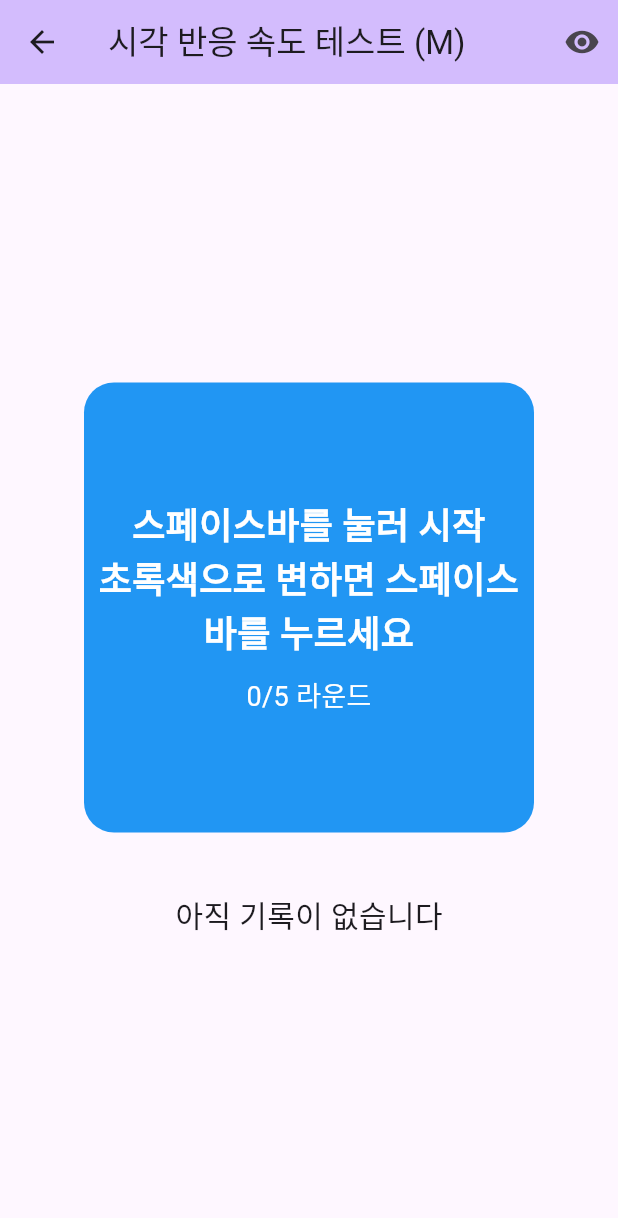
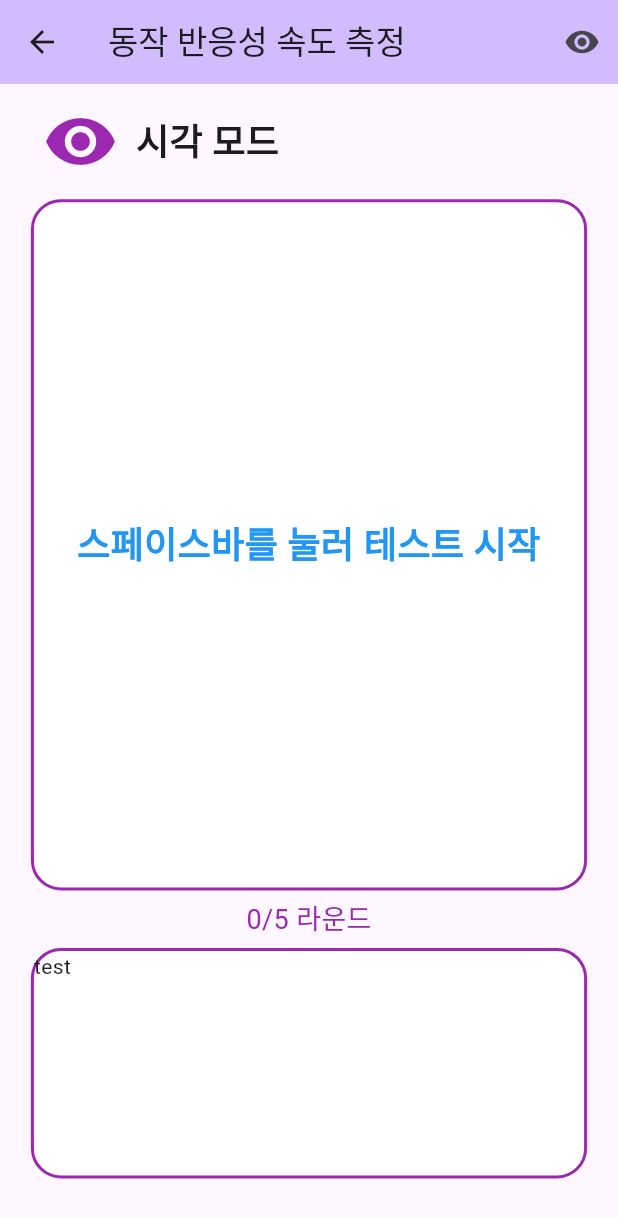
Before and after one commit to dialer77/flutter_application_chrono_metrics, a Flutter app: the screen it shows after launch, after a tap on "동작 반응성 속도 측정", on a phone screen of 412 x 824 dp. Shown: the top 1218 px of the screen. Run offline on Flutter 3.47's test engine with Material 3 defaults, Android fonts, the phone set to English and light mode, and no system bars; our stand-ins replace just_audio; missing offline and left inert: window_manager.

Commit message:
오디오 플레이어 오류 수정 라이브러리 변경

```diff
--- a/lib/main.dart
+++ b/lib/main.dart
@@ -8,8 +8,8 @@ void main() async {
   WidgetsFlutterBinding.ensureInitialized();
   if (Platform.isWindows) {
     await windowManager.ensureInitialized();
-    WindowManager.instance.setMinimumSize(const Size(1920, 1080));
-    WindowManager.instance.setSize(const Size(1920, 1080));
+    WindowManager.instance.setMinimumSize(const Size(1280, 720));
+    WindowManager.instance.setSize(const Size(1280, 720));
     WindowManager.instance.setTitle('Chrono Metrics');
   }
   runApp(const MyApp());
--- a/lib/pages/reaction_test_page.dart
+++ b/lib/pages/reaction_test_page.dart
@@ -1,6 +1,6 @@
 import 'package:flutter/material.dart';
 import 'package:flutter/services.dart';
-import 'package:audioplayers/audioplayers.dart';
+import 'package:just_audio/just_audio.dart';
 import 'dart:async';
 import 'dart:math';
 
@@ -22,7 +22,7 @@ class _ReactionTestPageState extends State<ReactionTestPage> {
   final Random random = Random();
   FocusNode focusNode = FocusNode();
   final int maxRounds = 5;
-  final AudioPlayer audioPlayer = AudioPlayer();
+  late AudioPlayer player;
 
   @override
   void initState() {
@@ -34,14 +34,16 @@ class _ReactionTestPageState extends State<ReactionTestPage> {
   }
 
   Future<void> _initAudio() async {
-    await audioPlayer.setSource(AssetSource('beep.mp3')); // 실제 파일 이름으로 수정해주세요
-    await audioPlayer.setVolume(1.0);
+    player = AudioPlayer();
+    final audioSource = AudioSource.asset('assets/beep.mp3');
+    await player.setAudioSource(audioSource);
+    await player.setVolume(1.0);
   }
 
   @override
   void dispose() {
+    player.dispose();
     focusNode.dispose();
-    audioPlayer.dispose();
     super.dispose();
   }
 
@@ -59,15 +61,28 @@ class _ReactionTestPageState extends State<ReactionTestPage> {
       isTesting = false;
     });
 
-    Future.delayed(Duration(milliseconds: 1500 + random.nextInt(3500)), () {
-      if (mounted && isReady) {
+    Future.delayed(Duration(milliseconds: 1500 + random.nextInt(3500)), () async {
+      if (!mounted || !isReady) return;
+
       setState(() {
         isReady = false;
         isTesting = true;
         startTime = DateTime.now();
       });
+
       if (isAudioMode) {
-          audioPlayer.resume(); // 비프음 재생
+        try {
+          await player.seek(Duration.zero);
+          await player.play();
+        } catch (e) {
+          print('Audio playback error: $e');
+          if (mounted) {
+            setState(() {
+              isWaiting = true;
+              isReady = false;
+              isTesting = false;
+            });
+          }
         }
       }
     });
@@ -135,7 +150,7 @@ class _ReactionTestPageState extends State<ReactionTestPage> {
   Widget build(BuildContext context) {
     return Scaffold(
       appBar: AppBar(
-        title: Text(isAudioMode ? '청각 반응 속도 테스트 (M)' : '시각 반응 속도 테스트 (M)'),
+        title: const Text('동작 반응성 속도 측정'),
         backgroundColor: Theme.of(context).colorScheme.inversePrimary,
         actions: [
           IconButton(
@@ -156,30 +171,138 @@ class _ReactionTestPageState extends State<ReactionTestPage> {
             }
           }
         },
-        child: Center(
+        child: LayoutBuilder(
+          builder: (context, constraints) {
+            return Padding(
+              padding: EdgeInsets.only(
+                left: constraints.maxWidth * 0.05,
+                right: constraints.maxWidth * 0.05,
+                bottom: constraints.maxHeight * 0.05,
+              ),
+              child: Column(
+                mainAxisAlignment: MainAxisAlignment.center,
+                children: [
+                  SizedBox(
+                    height: constraints.maxHeight * 0.1,
+                    child: Row(
+                      children: [
+                        IconButton(
+                          onPressed: toggleMode,
+                          icon: Icon(
+                            isAudioMode ? Icons.volume_up : Icons.visibility,
+                            size: 50,
+                            color: isAudioMode ? Colors.blue : Colors.purple,
+                          ),
+                          tooltip: '${isAudioMode ? "청각" : "시각"} 모드로 전환 (M키)',
+                        ),
+                        SizedBox(
+                          width: constraints.maxWidth * 0.01,
+                        ),
+                        Text(
+                          isAudioMode ? '청각 모드' : '시각 모드',
+                          style: const TextStyle(
+                            fontSize: 24,
+                            fontWeight: FontWeight.bold,
+                          ),
+                        ),
+                      ],
+                    ),
+                  ),
+                  Center(
                     child: Column(
                       mainAxisAlignment: MainAxisAlignment.center,
                       children: [
                         Container(
-                width: 300,
-                height: 300,
+                          height: constraints.maxHeight * 0.6,
                           decoration: BoxDecoration(
-                  color: isAudioMode
-                      ? Colors.blue
-                      : isFinished
-                          ? Colors.purple
-                          : isWaiting
-                              ? Colors.blue
-                              : isReady
-                                  ? Colors.red
-                                  : Colors.green,
+                            color: Colors.white,
                             borderRadius: BorderRadius.circular(20),
+                            border: Border.all(
+                              color: isAudioMode ? Colors.blue : Colors.purple,
+                              width: 2,
+                            ),
                           ),
                           child: Center(
-                  child: Column(
-                    mainAxisAlignment: MainAxisAlignment.center,
+                            child: isTesting && isAudioMode == false
+                                ? Icon(
+                                    Icons.star,
+                                    size: constraints.maxHeight * 0.3,
+                                    color: Colors.red,
+                                  )
+                                : testGuideText(24, Colors.blue),
+                          ),
+                        ),
+                      ],
+                    ),
+                  ),
+                  SizedBox(
+                    height: constraints.maxHeight * 0.05,
+                    child: Center(
+                      child: Text(
+                        '${reactionTimes.length}/$maxRounds 라운드',
+                        style: TextStyle(
+                          color: isAudioMode ? Colors.blue : Colors.purple,
+                          fontSize: 18,
+                        ),
+                      ),
+                    ),
+                  ),
+                  Expanded(
+                    child: Container(
+                      decoration: BoxDecoration(
+                        color: Colors.white,
+                        borderRadius: BorderRadius.circular(20),
+                        border: Border.all(
+                          color: isAudioMode ? Colors.blue : Colors.purple,
+                          width: 2,
+                        ),
+                      ),
+                      child: const SingleChildScrollView(
+                        child: Row(
                           children: [
-                      Text(
+                            Text('test'),
+                          ],
+                        ),
+                      ),
+                    ),
+                  ),
+                ],
+              ),
+            );
+          },
+        ),
+      ),
+    );
+  }
+
+  Text testGuideText(double fontSize, Color color) {
+    TextStyle textStyle = TextStyle(
+      color: color,
+      fontSize: fontSize,
+      fontWeight: FontWeight.bold,
+    );
+
+    if (isFinished) {
+      return Text('테스트 완료!\n스페이스바를 눌러 재시작', textAlign: TextAlign.center, style: textStyle);
+    }
+
+    if (isAudioMode) {
+      if (isWaiting) {
+        return Text('비프음을 기다리세요...\n비프음이 들리면 스페이스바를 누르세요!', textAlign: TextAlign.center, style: textStyle);
+      } else {
+        return Text('비프음이 들리면 스페이스바를 누르세요!', textAlign: TextAlign.center, style: textStyle);
+      }
+    }
+
+    if (isWaiting) {
+      return Text('스페이스바를 눌러 테스트 시작', textAlign: TextAlign.center, style: textStyle);
+    } else if (isReady) {
+      return Text('준비되었습니다!\n스페이스바를 눌러 테스트 시작', textAlign: TextAlign.center, style: textStyle);
+    } else if (isTesting) {
+      return Text('별이 나오면 스페이스바를 누르세요!', textAlign: TextAlign.center, style: textStyle);
+    }
+
+    return Text(
       isFinished
           ? '테스트 완료!\n스페이스바를 눌러 재시작'
           : isAudioMode
@@ -187,54 +310,15 @@ class _ReactionTestPageState extends State<ReactionTestPage> {
                   ? '스페이스바를 눌러 테스트 시작'
                   : '비프음을 기다리세요...\n비프음이 들리면 스페이스바를 누르세요!'
               : isWaiting
-                                    ? '스페이스바를 눌러 시작\n초록색으로 변하면 스페이스바를 누르세요'
+                  ? '스페이스바를 눌러 시작\n별이 나오면 스페이스바를 누르세요'
                   : isReady
-                                        ? '기다리세요...'
+                      ? ''
                       : '스페이스바를 누르세요!',
       textAlign: TextAlign.center,
       style: const TextStyle(
-                          color: Colors.white,
+        color: Colors.blue,
         fontSize: 24,
         fontWeight: FontWeight.bold,
-                        ),
-                      ),
-                      const SizedBox(height: 10),
-                      Text(
-                        '${reactionTimes.length}/$maxRounds 라운드',
-                        style: const TextStyle(
-                          color: Colors.white,
-                          fontSize: 18,
-                        ),
-                      ),
-                    ],
-                  ),
-                ),
-              ),
-              const SizedBox(height: 40),
-              Text(
-                getAverageTime(),
-                style: const TextStyle(fontSize: 20),
-              ),
-              if (reactionTimes.isNotEmpty) ...[
-                const SizedBox(height: 20),
-                Text(
-                  '마지막 기록: ${reactionTimes.last}ms',
-                  style: const TextStyle(fontSize: 20),
-                ),
-                const SizedBox(height: 20),
-                ...reactionTimes.asMap().entries.map(
-                      (entry) => Padding(
-                        padding: const EdgeInsets.symmetric(vertical: 4),
-                        child: Text(
-                          '${entry.key + 1}번째 시도: ${entry.value}ms',
-                          style: const TextStyle(fontSize: 16),
-                        ),
-                      ),
-                    ),
-              ],
-            ],
-          ),
-        ),
       ),
     );
   }
--- a/pubspec.yaml
+++ b/pubspec.yaml
@@ -35,7 +35,8 @@ dependencies:
   # Use with the CupertinoIcons class for iOS style icons.
   cupertino_icons: ^1.0.8
   window_manager: ^0.4.3
-  audioplayers: ^6.2.0
+  just_audio: ^0.9.36
+  just_audio_windows: ^0.2.0 # Windows 지원을 위한 추가 패키지
 
 dev_dependencies:
   flutter_test:
```
Also changed, not shown: pubspec.lock, 6 other files. Lines whose indentation alone changed are shown as unchanged.
